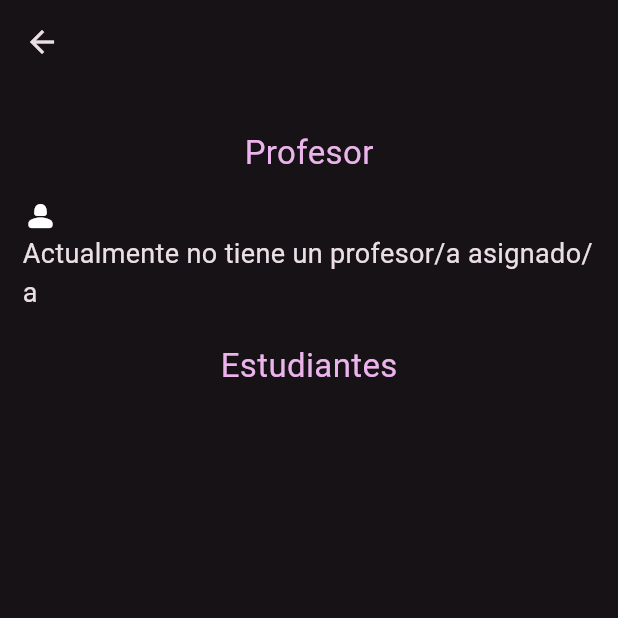
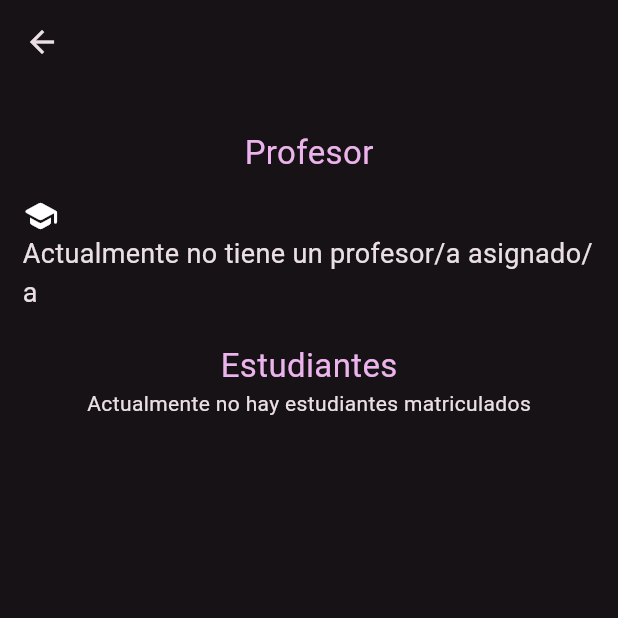
Before and after one commit to Jafet-Picado/moviles23b-jafet-picado, a Flutter app: the _CourseDetailsScreen screen opened directly with empty values, on a phone screen of 412 x 824 dp, the top half of it. Run offline on Flutter 3.47's test engine with Material 2 defaults, Android fonts, the phone set to English and light mode, and no system bars; our stand-ins replace equatable, flutter_bloc, go_router, isar, multi_select_flutter; accounts and stored records are empty; generated files the repository leaves out were written again.

Commit message:
Update course_details.dart

```diff
--- a/ucr_lists/lib/presentation/screens/course/course_details.dart
+++ b/ucr_lists/lib/presentation/screens/course/course_details.dart
@@ -42,6 +42,7 @@ class _CourseDetailsScreenState extends State<_CourseDetailsScreen> {
     final String code = context.watch<CourseCubit>().state.code;
     final String name = context.watch<CourseCubit>().state.name;
     final Professor? professor = context.watch<CourseCubit>().state.professor;
+    final List<Student> students = context.watch<CourseCubit>().state.students;
     final colors = Theme.of(context).colorScheme;
 
     return Scaffold(
@@ -70,7 +71,7 @@ class _CourseDetailsScreenState extends State<_CourseDetailsScreen> {
                   const SizedBox(height: 15),
                   Wrap(
                     children: [
-                      const Icon(Icons.person_2_rounded),
+                      const Icon(Icons.school_rounded),
                       const SizedBox(width: 10),
                       Text(
                         (professor != null)
@@ -89,8 +90,23 @@ class _CourseDetailsScreenState extends State<_CourseDetailsScreen> {
               ),
             ),
           ),
-          const SizedBox(height: 15),
-          const Expanded(child: SizedBox()),
+          Expanded(
+            child: (students.isNotEmpty)
+                ? ListView.builder(
+                    itemCount: students.length,
+                    itemBuilder: (context, index) => ListTile(
+                      title: Text(
+                        '${students[index].firstName} ${students[index].lastName}',
+                        textAlign: TextAlign.center,
+                      ),
+                      subtitle: Text(
+                        '${students[index].email}',
+                        textAlign: TextAlign.center,
+                      ),
+                    ),
+                  )
+                : const Text('Actualmente no hay estudiantes matriculados'),
+          ),
         ],
       ),
     );
```
